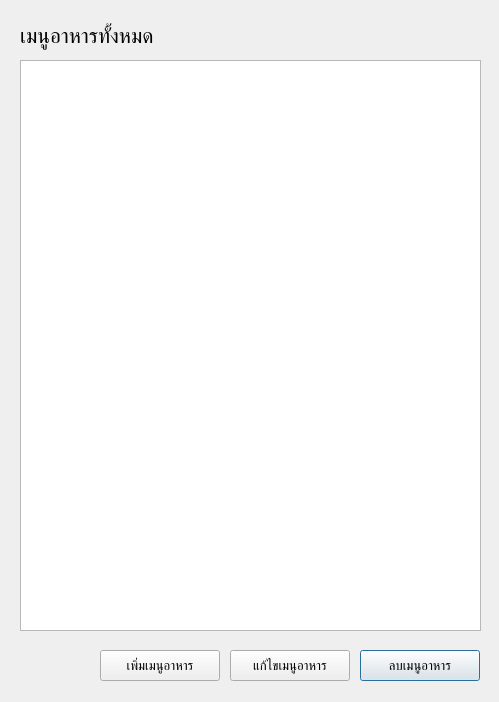
First picture: the form in menu.ui, repository kantee2540/RestaurantManage, before the edit.
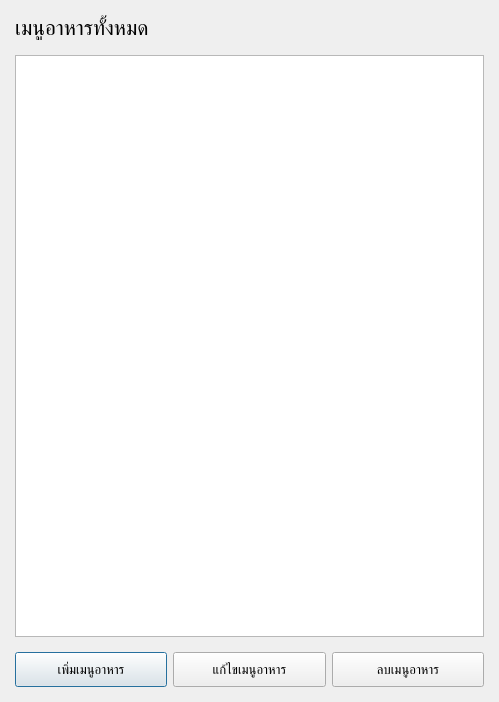
Second picture: the form after the edit.

Commit message: Add view menu and add menu feature

Diff of the .ui file:
```diff
--- a/menu.ui
+++ b/menu.ui
@@ -13,88 +13,104 @@
   <property name="windowTitle">
    <string>Food Menu</string>
   </property>
-  <widget class="QLabel" name="label">
-   <property name="geometry">
-    <rect>
-     <x>20</x>
-     <y>20</y>
-     <width>281</width>
-     <height>31</height>
-    </rect>
+  <layout class="QGridLayout" name="gridLayout">
+   <property name="leftMargin">
+    <number>15</number>
    </property>
-   <property name="font">
-    <font>
-     <pointsize>16</pointsize>
-    </font>
+   <property name="topMargin">
+    <number>15</number>
    </property>
-   <property name="text">
-    <string>เมนูอาหารทั้งหมด</string>
+   <property name="rightMargin">
+    <number>15</number>
    </property>
-  </widget>
-  <widget class="QTableView" name="tableView">
-   <property name="geometry">
-    <rect>
-     <x>20</x>
-     <y>60</y>
-     <width>461</width>
-     <height>571</height>
-    </rect>
+   <property name="bottomMargin">
+    <number>15</number>
    </property>
-  </widget>
-  <widget class="QPushButton" name="remove_menu_button">
-   <property name="geometry">
-    <rect>
-     <x>360</x>
-     <y>650</y>
-     <width>120</width>
-     <height>31</height>
-    </rect>
+   <property name="verticalSpacing">
+    <number>15</number>
    </property>
-   <property name="font">
-    <font>
-     <pointsize>10</pointsize>
-    </font>
-   </property>
-   <property name="text">
-    <string>ลบเมนูอาหาร</string>
-   </property>
-  </widget>
-  <widget class="QPushButton" name="edit_menu_button">
-   <property name="geometry">
-    <rect>
-     <x>230</x>
-     <y>650</y>
-     <width>120</width>
-     <height>31</height>
-    </rect>
-   </property>
-   <property name="font">
-    <font>
-     <pointsize>10</pointsize>
-    </font>
-   </property>
-   <property name="text">
-    <string>แก้ไขเมนูอาหาร</string>
-   </property>
-  </widget>
-  <widget class="QPushButton" name="add_menu_button">
-   <property name="geometry">
-    <rect>
-     <x>100</x>
-     <y>650</y>
-     <width>120</width>
-     <height>31</height>
-    </rect>
-   </property>
-   <property name="font">
-    <font>
-     <pointsize>10</pointsize>
-    </font>
-   </property>
-   <property name="text">
-    <string>เพิ่มเมนูอาหาร</string>
-   </property>
-  </widget>
+   <item row="0" column="0" colspan="2">
+    <widget class="QLabel" name="label">
+     <property name="font">
+      <font>
+       <pointsize>16</pointsize>
+      </font>
+     </property>
+     <property name="text">
+      <string>เมนูอาหารทั้งหมด</string>
+     </property>
+    </widget>
+   </item>
+   <item row="1" column="0" colspan="3">
+    <widget class="QTableView" name="tableView"/>
+   </item>
+   <item row="2" column="0">
+    <widget class="QPushButton" name="add_menu_button">
+     <property name="minimumSize">
+      <size>
+       <width>0</width>
+       <height>35</height>
+      </size>
+     </property>
+     <property name="maximumSize">
+      <size>
+       <width>16777215</width>
+       <height>35</height>
+      </size>
+     </property>
+     <property name="font">
+      <font>
+       <pointsize>10</pointsize>
+      </font>
+     </property>
+     <property name="text">
+      <string>เพิ่มเมนูอาหาร</string>
+     </property>
+    </widget>
+   </item>
+   <item row="2" column="1">
+    <widget class="QPushButton" name="edit_menu_button">
+     <property name="minimumSize">
+      <size>
+       <width>0</width>
+       <height>35</height>
+      </size>
+     </property>
+     <property name="font">
+      <font>
+       <pointsize>10</pointsize>
+      </font>
+     </property>
+     <property name="text">
+      <string>แก้ไขเมนูอาหาร</string>
+     </property>
+    </widget>
+   </item>
+   <item row="2" column="2">
+    <widget class="QPushButton" name="remove_menu_button">
+     <property name="minimumSize">
+      <size>
+       <width>0</width>
+       <height>35</height>
+      </size>
+     </property>
+     <property name="maximumSize">
+      <size>
+       <width>16777215</width>
+       <height>35</height>
+      </size>
+     </property>
+     <property name="font">
+      <font>
+       <pointsize>10</pointsize>
+      </font>
+     </property>
+     <property name="text">
+      <string>ลบเมนูอาหาร</string>
+     </property>
+    </widget>
+   </item>
+  </layout>
  </widget>
  <resources/>
  <connections/>
```
The commit also changes 7 other files.
